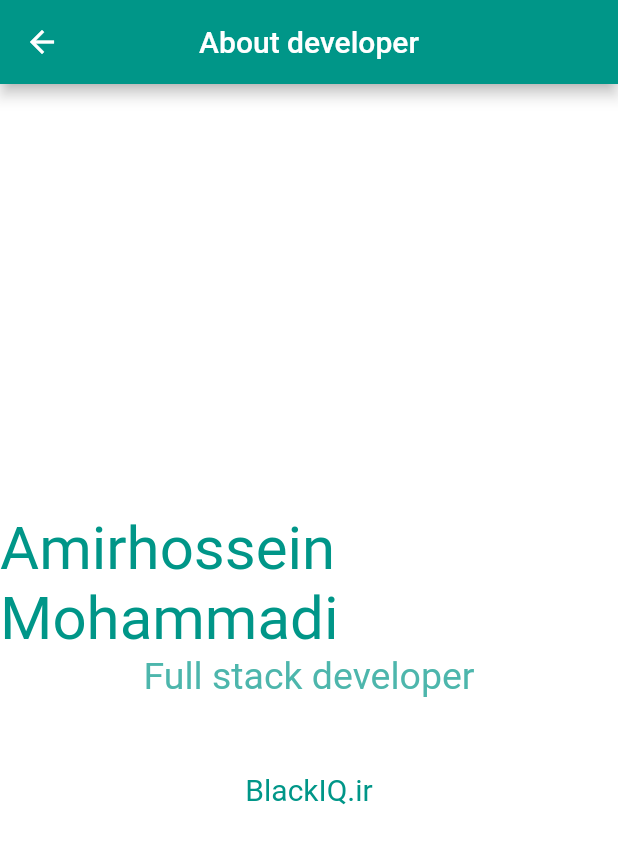
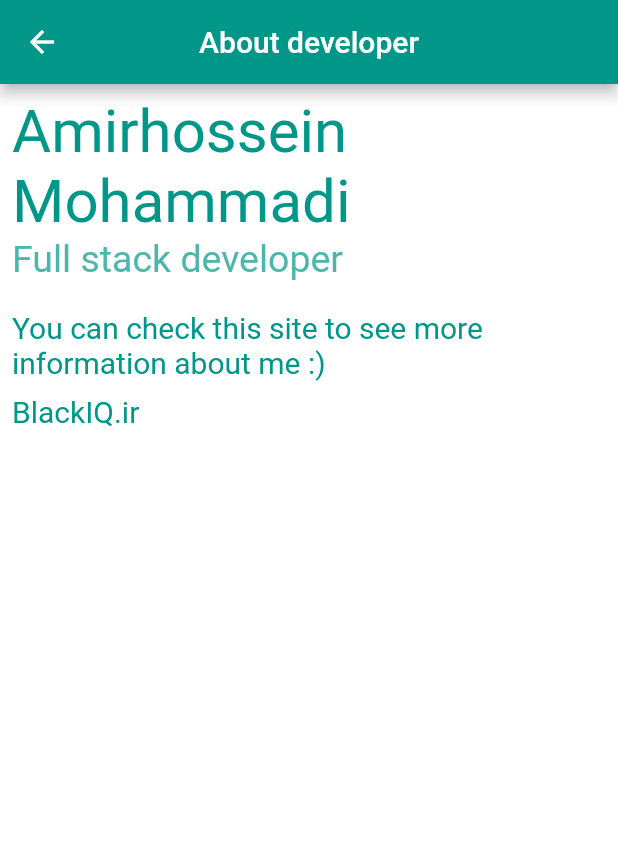
Before and after one commit to BlackIQ/flulator, a Flutter app: the Developer screen opened directly, on a phone screen of 412 x 824 dp. Shown: the top 844 px of the screen. Run offline on Flutter 3.47's test engine with Material 2 defaults, Android fonts, the phone set to English and light mode, and no system bars; our stand-ins replace google_fonts, math_expressions; Roboto replaces fonts that are missing (Boogaloo); project files that could hold a hidden picture were left out.

Commit message:
Update about developer

```diff
--- a/lib/app/pages/developer.dart
+++ b/lib/app/pages/developer.dart
@@ -13,8 +13,10 @@ class Developer extends StatelessWidget {
         ),
         centerTitle: true,
       ),
-      body: Column(
-        mainAxisAlignment: MainAxisAlignment.center,
+      body: Padding(
+        padding: const EdgeInsets.all(8),
+        child: Column(
+          crossAxisAlignment: CrossAxisAlignment.start,
           children: <Widget>[
             Text(
               'Amirhossein Mohammadi',
@@ -31,7 +33,17 @@ class Developer extends StatelessWidget {
               ),
             ),
             SizedBox(
-            height: 50,
+              height: 20,
+            ),
+            Text(
+              'You can check this site to see more information about me :)',
+              style: GoogleFonts.boogaloo(
+                color: Colors.teal,
+                fontSize: 20,
+              ),
+            ),
+            SizedBox(
+              height: 10,
             ),
             Text(
               'BlackIQ.ir',
@@ -42,6 +54,7 @@ class Developer extends StatelessWidget {
             ),
           ],
         ),
+      ),
     );
   }
 }
```
Lines whose indentation alone changed are shown as unchanged.
